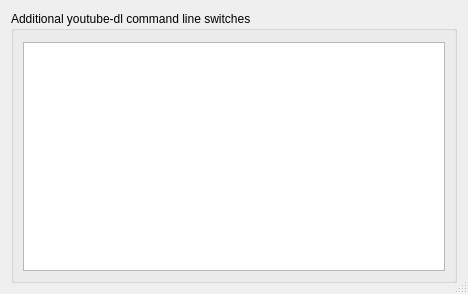
The window that interface/addswitches_simple.ui (MatusGuy/youtube-dl_GUI) describes before a commit, drawn with Qt 5.
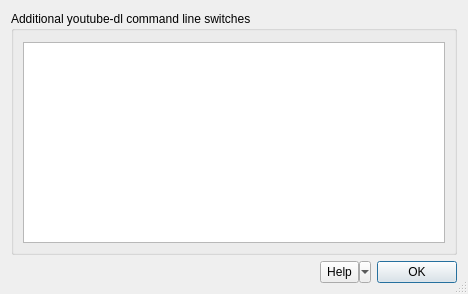
The same window after the commit. Icons and pictures are not drawn.

Commit message: Cmd help menu in additional switches dialog

What changed in the file:
```diff
--- a/interface/addswitches_simple.ui
+++ b/interface/addswitches_simple.ui
@@ -30,7 +30,20 @@
    <bool>true</bool>
   </property>
   <layout class="QGridLayout" name="gridLayout_2">
-   <item row="0" column="0" colspan="2">
+   <item row="1" column="3">
+    <widget class="QPushButton" name="OkButton">
+     <property name="sizePolicy">
+      <sizepolicy hsizetype="Fixed" vsizetype="Fixed">
+       <horstretch>0</horstretch>
+       <verstretch>0</verstretch>
+      </sizepolicy>
+     </property>
+     <property name="text">
+      <string>OK</string>
+     </property>
+    </widget>
+   </item>
+   <item row="0" column="0" colspan="4">
     <widget class="QGroupBox" name="GroupBox">
      <property name="sizePolicy">
       <sizepolicy hsizetype="Expanding" vsizetype="Expanding">
@@ -69,6 +82,54 @@
      </layout>
     </widget>
    </item>
+   <item row="1" column="2">
+    <widget class="QToolButton" name="HelpMenu">
+     <property name="sizePolicy">
+      <sizepolicy hsizetype="Fixed" vsizetype="Preferred">
+       <horstretch>0</horstretch>
+       <verstretch>0</verstretch>
+      </sizepolicy>
+     </property>
+     <property name="minimumSize">
+      <size>
+       <width>0</width>
+       <height>0</height>
+      </size>
+     </property>
+     <property name="maximumSize">
+      <size>
+       <width>16777215</width>
+       <height>16777215</height>
+      </size>
+     </property>
+     <property name="text">
+      <string>Help</string>
+     </property>
+     <property name="icon">
+      <iconset>
+       <normaloff>../assets/help_index.png</normaloff>../assets/help_index.png</iconset>
+     </property>
+     <property name="popupMode">
+      <enum>QToolButton::MenuButtonPopup</enum>
+     </property>
+     <property name="toolButtonStyle">
+      <enum>Qt::ToolButtonTextBesideIcon</enum>
+     </property>
+    </widget>
+   </item>
+   <item row="1" column="0" colspan="2">
+    <spacer name="hSpacer1">
+     <property name="orientation">
+      <enum>Qt::Horizontal</enum>
+     </property>
+     <property name="sizeHint" stdset="0">
+      <size>
+       <width>40</width>
+       <height>20</height>
+      </size>
+     </property>
+    </spacer>
+   </item>
   </layout>
  </widget>
  <resources/>
```
The commit also changes 2 other files.
